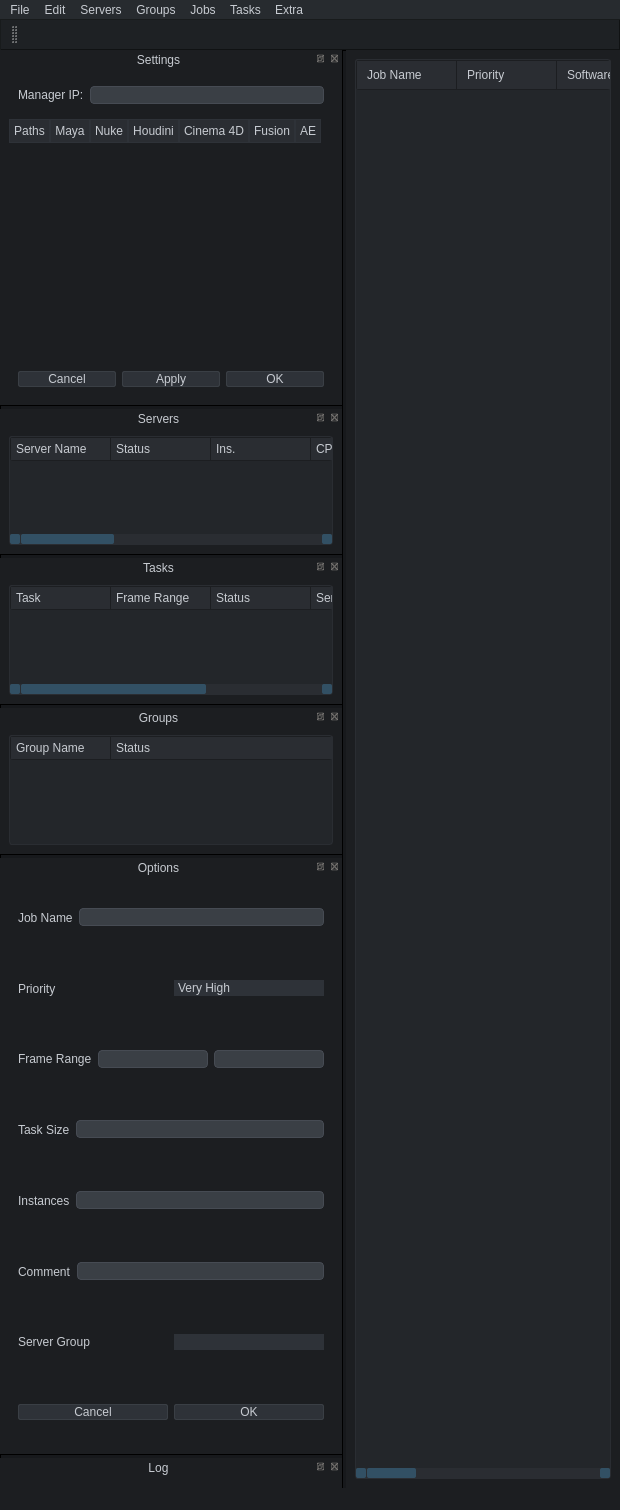
The window that src/monitor/ui/main.ui (fcocc77/cats_farm) describes before a commit, drawn with Qt 5.
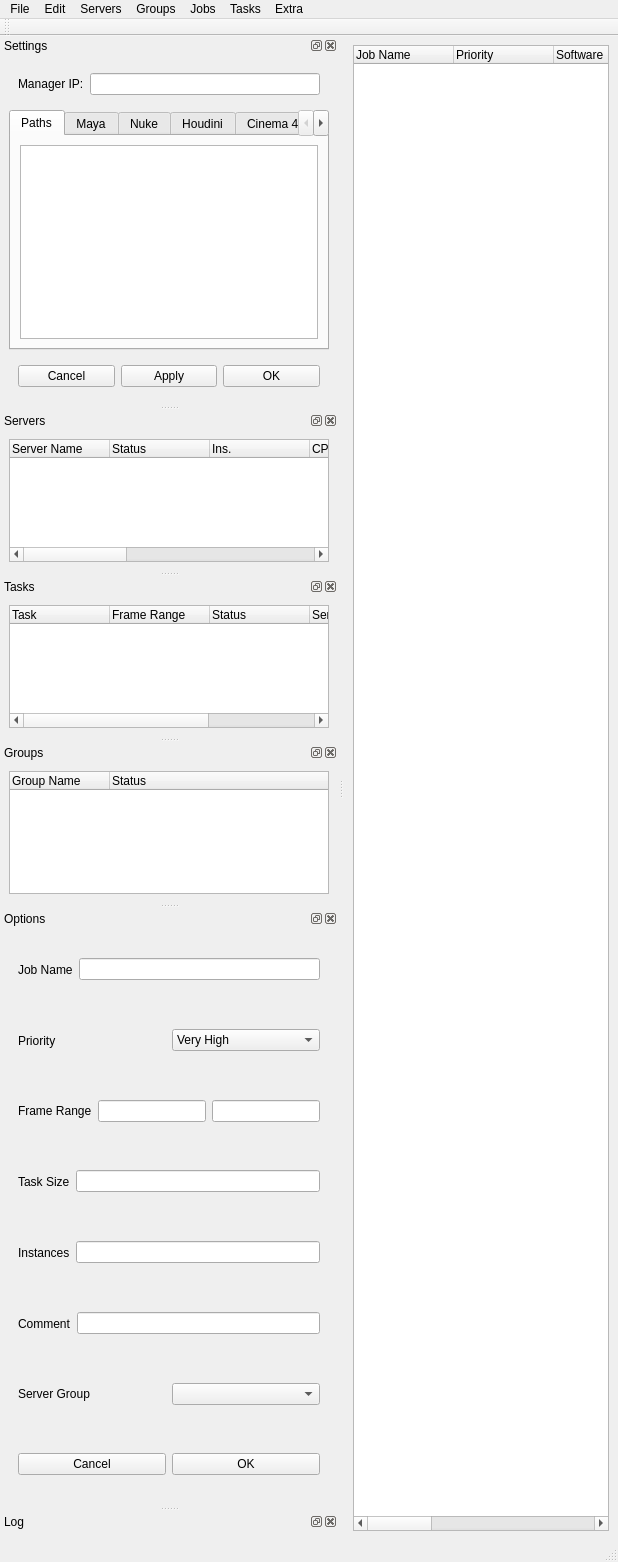
The same window after the commit. Icons and pictures are not drawn.

What changed in the file:
```diff
--- a/src/monitor/ui/main.ui
+++ b/src/monitor/ui/main.ui
@@ -2,296 +2,6 @@
 <ui version="4.0">
     <class>MainWindow</class>
     <widget class="QMainWindow" name="MainWindow">
-        <!-- estilos de vinarender -->
-        <property name="styleSheet">
-            <string notr="true">/* Black blue color */
-QWidget {
-  color: #c7cbd1;
-  background-color: #1c1e21;
-  border: 0px;
-  font: 8pt "Tahoma"; }
-
-QMainWindow::separator {
-  background-color: #17191c;
-  width: 2px;
-  border-style: outset;
-  border-width: 1px; }
-
-QLabel {
-  background-color: transparent; }
-
-QToolBar {
-  padding: 10;
-  border: 1px solid #101213;
-  border-style: outset; }
-  QToolBar:top, QToolBar:bottom {
-    background-color: #1e2124; }
-  QToolBar::separator {
-    background-color: #2e3238;
-    width: 1;
-    margin: 7; }
-  QToolBar QToolButton {
-    background-color: transparent; }
-    QToolBar QToolButton::hover {
-      background-color: #2e3238;
-      border: 1px solid #33373d; }
-
-QTabBar::tab {
-  background-color: #2a2d32;
-  padding: 4px;
-  border: 1px solid #2e3238; }
-
-QMenuBar {
-  background-color: #272b2f; }
-  QMenuBar::item {
-    background-color: transparent; }
-  QMenuBar::item:pressed {
-    background-color: #2e3238;
-    border: 1px solid #23262a; }
-
-QMenu {
-  background-color: #23262a; }
-  QMenu::item {
-    padding: 2px 20px 2px 20px;
-    border: 1px solid transparent;
-    spacing: 20px; }
-  QMenu::item:selected {
-    background-color: #325064; }
-  QMenu::separator {
-    background-color: #2e3238;
-    margin: 5px;
-    height: 1px; }
-  QMenu::indicator {
-    width: 20px;
-    height: 13px; }
-
-QTreeWidget {
-  outline: 0;
-  alternate-background-color: #2a2d32;
-  background-color: #23262a;
-  border: 1px solid #2a2d32; }
-  QTreeWidget::branch {
-    border-bottom: 1px solid #2e3238; }
-    QTreeWidget::branch:has-children:closed {
-      image: url(/home/pancho/Documents/GitHub/vinarender/src/monitor/sass/images/right_arrow.png);
-      background-color: transparent; }
-      QTreeWidget::branch:has-children:closed:selected {
-        background-color: transparent;
-        border-bottom: 1px solid #2e3238;
-        color: #2e3238; }
-      QTreeWidget::branch:has-children:closed:hover {
-        background-color: red; }
-    QTreeWidget::branch:open {
-      image: url(/home/pancho/Documents/GitHub/vinarender/src/monitor/sass/images/down_arrow.png);
-      background-color: transparent; }
-      QTreeWidget::branch:open:selected {
-        background-color: red;
-        border-bottom: 1px solid #2e3238;
-        color: #2e3238; }
-    QTreeWidget::branch:selected {
-      background-color: #2e3238;
-      border-bottom: 1px solid #2e3238;
-      color: #2e3238; }
-  QTreeWidget::item {
-    border-bottom: 1px solid #2e3238; }
-    QTreeWidget::item:selected {
-      background-color: #325064;
-      border-bottom: 1px solid #2e3238;
-      color: #c7cbd1; }
-    QTreeWidget::item:hover {
-      background-color: #325064; }
-
-QHeaderView::section {
-  background-color: #2a2d32;
-  padding-left: 5px;
-  padding-top: 2px;
-  padding-bottom: 2px;
-  border: 0px solid transparent;
-  margin-left: 1px;
-  margin-top: 1px;
-  margin-bottom: 1px; }
-
-QScrollBar:horizontal {
-  background-color: #2a2d32;
-  height: 10px; }
-
-QScrollBar:vertical {
-  background-color: #2a2d32;
-  width: 10px; }
-
-QScrollBar::handle:horizontal, QScrollBar::handle:vertical {
-  background-color: #325064;
-  min-height: 20px;
-  border-radius: 2px;
-  margin-left: 11;
-  margin-right: 11; }
-
-QScrollBar::add-line:horizontal, QScrollBar::add-line:vertical {
-  border-radius: 2px;
-  background-color: #325064; }
-
-QScrollBar::sub-line:horizontal, QScrollBar::sub-line:vertical {
-  border-radius: 2px;
-  background-color: #325064; }
-
-QScrollBar::right-arrow:horizontal {
-  image: url(/home/pancho/Documents/GitHub/vinarender/src/monitor/sass/images/theme/rc/right_arrow.png);
-  width: 7px;
-  height: 7px; }
-
-QScrollBar::left-arrow:horizontal {
-  image: url(/home/pancho/Documents/GitHub/vinarender/src/monitor/sass/images/theme/rc/left_arrow.png);
-  width: 7px;
-  height: 7px; }
-
-QScrollBar::up-arrow:vertical {
-  image: url(/home/pancho/Documents/GitHub/vinarender/src/monitor/sass/images/theme/rc/up_arrow.png);
-  width: 7px;
-  height: 7px; }
-
-QScrollBar::down-arrow:vertical {
-  image: url(/home/pancho/Documents/GitHub/vinarender/src/monitor/sass/images/theme/rc/down_arrow.png);
-  width: 7px;
-  height: 7px; }
-
-QScrollBar::add-page:horizontal, QScrollBar::add-page:vertical {
-  background: none; }
-
-QScrollBar::sub-page:horizontal, QScrollBar::sub-page:vertical {
-  background: none; }
-
-QDockWidget:floatable {
-  titlebar-close-icon: url(/home/pancho/Documents/GitHub/vinarender/src/monitor/sass/images/radio_checked.png);
-  titlebar-normal-icon: url(/home/pancho/Documents/GitHub/vinarender/src/monitor/sass/images/radio_unchecked.png);
-  border: 1px solid red; }
-
-QDockWidget::focus {
-  background-color: transparent; }
-
-QDockWidget::close-button {
-  border: 10px;
-  padding: 2px; }
-  QDockWidget::close-button:hover {
-    image: url(/home/pancho/Documents/GitHub/vinarender/src/monitor/sass/images/radio_checked_focus.png); }
-
-QDockWidget::float-button {
-  border: 10px;
-  padding: 2px; }
-  QDockWidget::float-button:hover {
-    image: url(/home/pancho/Documents/GitHub/vinarender/src/monitor/sass/images/radio_unchecked_focus.png); }
-
-QDockWidget::title {
-  background-color: #1c1e21;
-  padding-top: 2px;
-  text-align: center; }
-
-QLineEdit, QTextEdit {
-  background-color: #3a3f45;
-  border: 1px solid #464b53;
-  padding-left: 2px;
-  border-radius: 4px; }
-  QLineEdit:focus, QTextEdit:focus {
-    border: 1px solid #747e8b; }
-  QLineEdit:disabled, QTextEdit:disabled {
-    background-color: #2a2d32;
-    border: 1px solid #2e3238; }
-
-QCheckBox {
-  background-color: transparent; }
-  QCheckBox::indicator:checked {
-    image: url(/home/pancho/Documents/GitHub/vinarender/src/monitor/sass/images/checkbox_checked.png); }
-    QCheckBox::indicator:checked:focus {
-      image: url(/home/pancho/Documents/GitHub/vinarender/src/monitor/sass/images/checkbox_checked_focus.png); }
-  QCheckBox::indicator:unchecked {
-    image: url(/home/pancho/Documents/GitHub/vinarender/src/monitor/sass/images/checkbox_unchecked.png); }
-    QCheckBox::indicator:unchecked:focus {
-      image: url(/home/pancho/Documents/GitHub/vinarender/src/monitor/sass/images/checkbox_unchecked_focus.png); }
-
-QTreeView::indicator:unchecked {
-  image: url(/home/pancho/Documents/GitHub/vinarender/src/monitor/sass/images/checkbox_unchecked.png); }
-
-QTreeView::indicator:checked {
-  image: url(/home/pancho/Documents/GitHub/vinarender/src/monitor/sass/images/checkbox_checked.png); }
-
-QPushButton {
-  background-color: #2e3238;
-  border: 1px solid #3a3f45;
-  border-radius: 2px; }
-  QPushButton::hover {
-    background-color: #464b53;
-    border-color: #5d646f; }
-
-QFrame {
-  border-radius: 3px; }
-
-QComboBox {
-  background-color: #2e3238;
-  border: 0px solid transparent;
-  padding-left: 4px; }
-  QComboBox:focus {
-    border: 1px solid #33373d; }
-  QComboBox::drop-down {
-    background-color: transparent;
-    width: 0px; }
-  QComboBox:hover {
-    background: #33373d; }
-  QComboBox QAbstractItemView {
-    background-color: #1e2124;
-    border: 1px solid #23262a;
-    border-radius: 0px; }
-  QComboBox:item:selected {
-    background-color: #325064;
-    padding-left: 0px; }
-  QComboBox::indicator {
-    background-color: transparent; }
-
-QProgressBar:horizontal {
-  text-align: center; }
-  QProgressBar:horizontal::chunk:horizontal {
-    background: #23262a;
-    margin-top: 1px;
-    margin-bottom: 0px;
-    border-radius: 3px; }
-
-QWidget::disabled {
-  color: #747e8b; }
-
-QWidget #style2 {
-  background-color: transparent; }
-
-QWidget #style1 {
-  background-color: #23262a;
-  border: 1px solid #33373d;
-  border-radius: 3px; }
-
-QWidget #QCodeEditorLineWidget {
-  background-color: #1c1e21; }
-
-QWidget #Logs {
-  background-color: #23262a;
-  border-color: #ffaa00;
-  border: 1px solid #2e3238;
-  border-radius: 3px; }
-
-* {
-  color: #c7cbd1;
-  margin: 0;
-  padding: 0;
-  outline: 0;
-  background: white;
-  background-color: white;
-  border: 0px;
-  font: 8pt "Tahoma"; }
-
-#jobs {
-  background-color: #23262a; }
-  #jobs QHeaderView::section {
-    padding: 5px 10px 5px 10px;
-    background-color: #2a2d32;
-    border: 0px solid transparent; }
-</string>
-        </property>
-        <!---->
         <property name="windowTitle">
             <string>VinaRender Monitor</string>
         </property>
```
Left out of the diff: 2 changed lines with no effect on the pictures.
